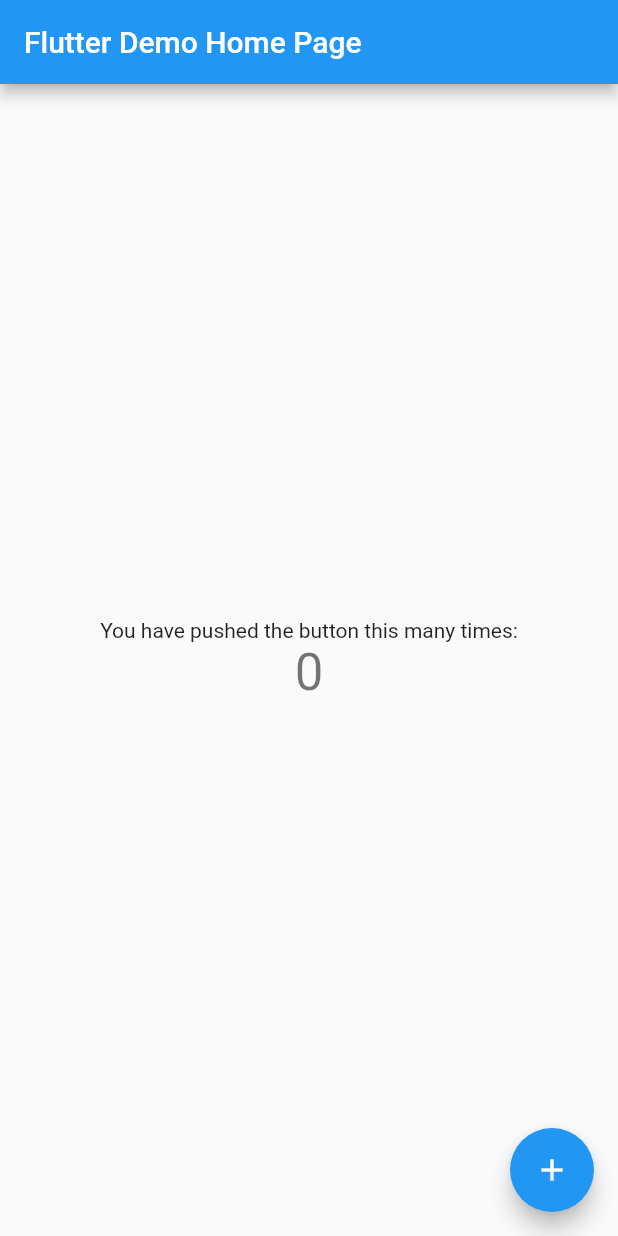
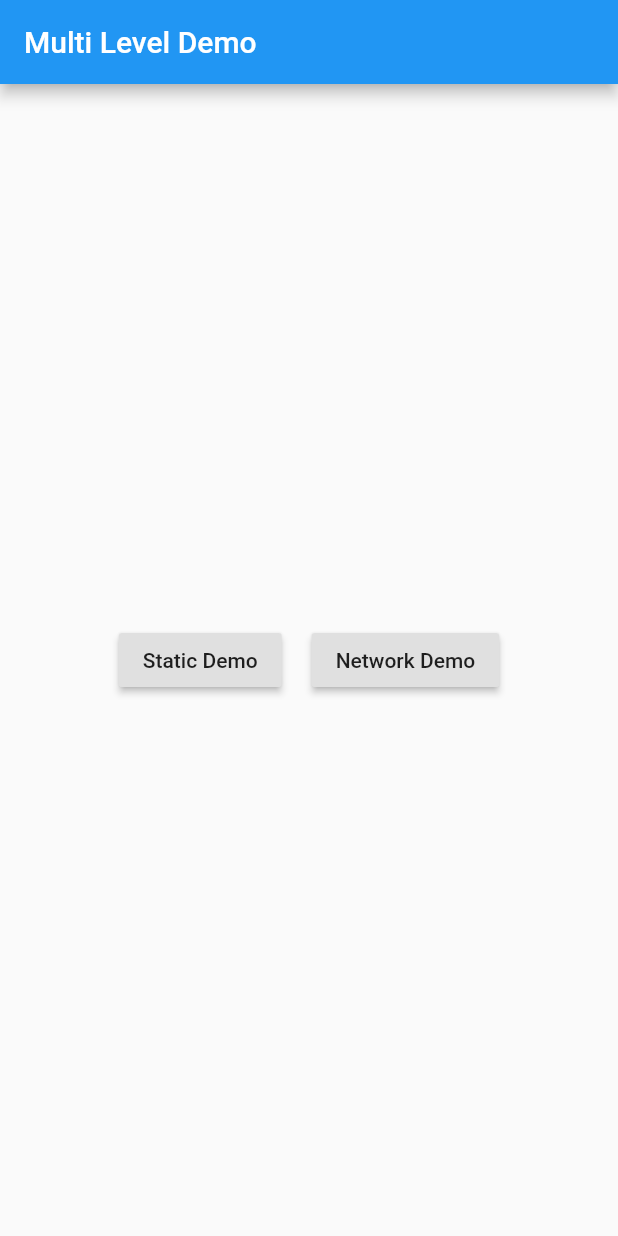
Before and after one commit to nstack-in/multilevel_dropdown_flutter, a Flutter app: the screen it shows after launch, on a phone screen of 412 x 824 dp. Run offline on Flutter 3.47's test engine with Material 2 defaults, Android fonts, the phone set to English and light mode, and no system bars.

Commit message:
static demo completed

```diff
--- a/lib/main.dart
+++ b/lib/main.dart
@@ -1,117 +1,16 @@
 import 'package:flutter/material.dart';
+import 'package:multilevel_dropdown_flutter/screens/home.dart';
 
 void main() {
   runApp(MyApp());
 }
 
 class MyApp extends StatelessWidget {
-  // This widget is the root of your application.
   @override
   Widget build(BuildContext context) {
     return MaterialApp(
-      title: 'Flutter Demo',
-      theme: ThemeData(
-        // This is the theme of your application.
-        //
-        // Try running your application with "flutter run". You'll see the
-        // application has a blue toolbar. Then, without quitting the app, try
-        // changing the primarySwatch below to Colors.green and then invoke
-        // "hot reload" (press "r" in the console where you ran "flutter run",
-        // or simply save your changes to "hot reload" in a Flutter IDE).
-        // Notice that the counter didn't reset back to zero; the application
-        // is not restarted.
-        primarySwatch: Colors.blue,
-        // This makes the visual density adapt to the platform that you run
-        // the app on. For desktop platforms, the controls will be smaller and
-        // closer together (more dense) than on mobile platforms.
-        visualDensity: VisualDensity.adaptivePlatformDensity,
-      ),
-      home: MyHomePage(title: 'Flutter Demo Home Page'),
+      title: 'Multi Level Dropdown',
+      home: HomePage(),
     );
   }
 }
-
-class MyHomePage extends StatefulWidget {
-  MyHomePage({Key key, this.title}) : super(key: key);
-
-  // This widget is the home page of your application. It is stateful, meaning
-  // that it has a State object (defined below) that contains fields that affect
-  // how it looks.
-
-  // This class is the configuration for the state. It holds the values (in this
-  // case the title) provided by the parent (in this case the App widget) and
-  // used by the build method of the State. Fields in a Widget subclass are
-  // always marked "final".
-
-  final String title;
-
-  @override
-  _MyHomePageState createState() => _MyHomePageState();
-}
-
-class _MyHomePageState extends State<MyHomePage> {
-  int _counter = 0;
-
-  void _incrementCounter() {
-    setState(() {
-      // This call to setState tells the Flutter framework that something has
-      // changed in this State, which causes it to rerun the build method below
-      // so that the display can reflect the updated values. If we changed
-      // _counter without calling setState(), then the build method would not be
-      // called again, and so nothing would appear to happen.
-      _counter++;
-    });
-  }
-
-  @override
-  Widget build(BuildContext context) {
-    // This method is rerun every time setState is called, for instance as done
-    // by the _incrementCounter method above.
-    //
-    // The Flutter framework has been optimized to make rerunning build methods
-    // fast, so that you can just rebuild anything that needs updating rather
-    // than having to individually change instances of widgets.
-    return Scaffold(
-      appBar: AppBar(
-        // Here we take the value from the MyHomePage object that was created by
-        // the App.build method, and use it to set our appbar title.
-        title: Text(widget.title),
-      ),
-      body: Center(
-        // Center is a layout widget. It takes a single child and positions it
-        // in the middle of the parent.
-        child: Column(
-          // Column is also a layout widget. It takes a list of children and
-          // arranges them vertically. By default, it sizes itself to fit its
-          // children horizontally, and tries to be as tall as its parent.
-          //
-          // Invoke "debug painting" (press "p" in the console, choose the
-          // "Toggle Debug Paint" action from the Flutter Inspector in Android
-          // Studio, or the "Toggle Debug Paint" command in Visual Studio Code)
-          // to see the wireframe for each widget.
-          //
-          // Column has various properties to control how it sizes itself and
-          // how it positions its children. Here we use mainAxisAlignment to
-          // center the children vertically; the main axis here is the vertical
-          // axis because Columns are vertical (the cross axis would be
-          // horizontal).
-          mainAxisAlignment: MainAxisAlignment.center,
-          children: <Widget>[
-            Text(
-              'You have pushed the button this many times:',
-            ),
-            Text(
-              '$_counter',
-              style: Theme.of(context).textTheme.headline4,
-            ),
-          ],
-        ),
-      ),
-      floatingActionButton: FloatingActionButton(
-        onPressed: _incrementCounter,
-        tooltip: 'Increment',
-        child: Icon(Icons.add),
-      ), // This trailing comma makes auto-formatting nicer for build methods.
-    );
-  }
-}
--- /dev/null
+++ b/lib/screens/home.dart
@@ -0,0 +1,38 @@
+import 'package:flutter/material.dart';
+import 'package:multilevel_dropdown_flutter/screens/static_dropdown.dart';
+
+class HomePage extends StatelessWidget {
+  @override
+  Widget build(BuildContext context) {
+    return Scaffold(
+      appBar: AppBar(
+        title: Text('Multi Level Demo'),
+      ),
+      body: Center(
+        child: Row(
+          mainAxisAlignment: MainAxisAlignment.center,
+          crossAxisAlignment: CrossAxisAlignment.center,
+          children: [
+            RaisedButton(
+              child: Container(child: Text('Static Demo')),
+              onPressed: () => _staticDropDown(context),
+            ),
+            SizedBox(width: 20.0),
+            RaisedButton(
+              child: Container(child: Text('Network Demo')),
+              onPressed: () => _networkDropDown(context),
+            ),
+          ],
+        ),
+      ),
+    );
+  }
+
+  void _staticDropDown(context) {
+    WidgetBuilder builder = (_) => StaticDropDown();
+    Route route = MaterialPageRoute(builder: builder);
+    Navigator.push(context, route);
+  }
+
+  void _networkDropDown(context) {}
+}
```
Also changed, not shown: lib/screens/static_dropdown.dart (added, +75 -0 lines).
